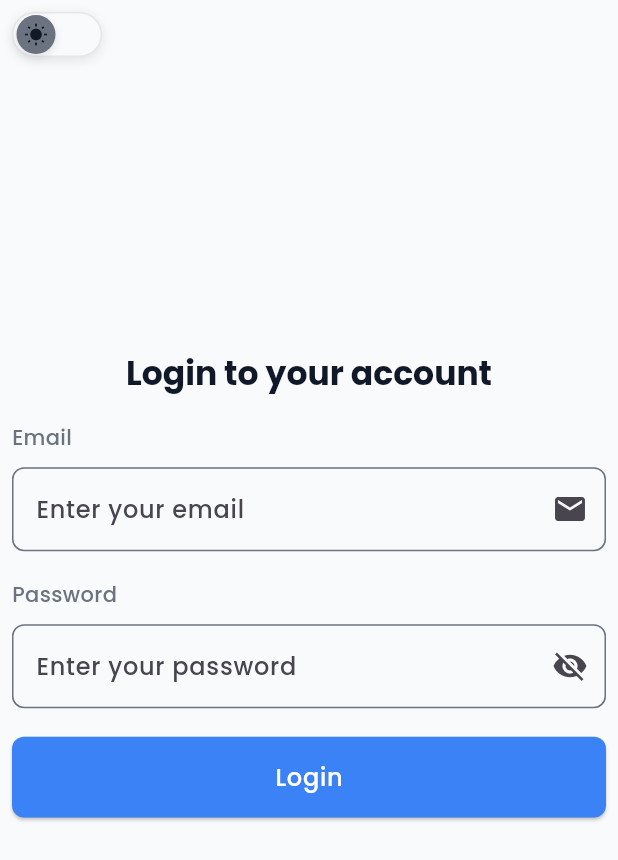
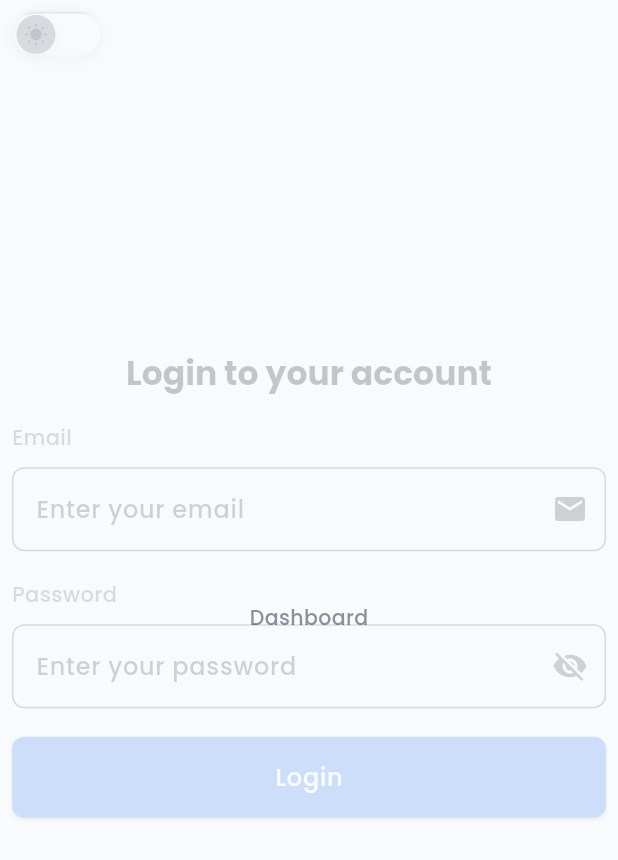
Before and after one commit to dev-KarimAhmed/az_task, a Flutter app: the LoginScreen screen opened directly, after a tap on "Login", on a phone screen of 412 x 824 dp. Shown: the top 860 px of the screen. Run offline on Flutter 3.47's test engine with Material 3 defaults, Android fonts, the phone set to English and light mode, and no system bars; our stand-ins replace flutter_bloc, flutter_screenutil, shared_preferences; missing offline and left inert: dart:ffi; accounts and stored records are empty.

Commit message:
Add dashboard screen and loading indicator; refactor login screen to use new components

```diff
--- /dev/null
+++ b/devtools_options.yaml
@@ -0,0 +1,3 @@
+description: This file stores settings for Dart & Flutter DevTools.
+documentation: https://docs.flutter.dev/tools/devtools/extensions#configure-extension-enablement-states
+extensions:
--- a/lib/core/routes/app_routes.dart
+++ b/lib/core/routes/app_routes.dart
@@ -2,6 +2,7 @@
 
 import 'package:az_task/core/routes/base_route.dart';
 import 'package:az_task/features/authentication/ui/views/login_screen.dart';
+import 'package:az_task/features/dashboard/ui/views/dashboard_screen.dart';
 import 'package:az_task/features/onboarding_screen/ui/views/last_view.dart';
 import 'package:az_task/features/onboarding_screen/ui/views/onboarding_view.dart';
 import 'package:az_task/features/splash_screen/ui/views/splash_view.dart';
@@ -26,6 +27,8 @@ class AppRoutes {
         return BaseRoute(page: const LastView());
       case loginScreen:
         return BaseRoute(page: LoginScreen());
+      case dashboardScreen:
+        return BaseRoute(page: const DashboardScreen());
       default:
         return null;
     }
--- a/lib/features/authentication/ui/views/login_screen.dart
+++ b/lib/features/authentication/ui/views/login_screen.dart
@@ -1,7 +1,10 @@
 import 'package:az_task/core/common/widgets/custom_btn.dart';
 import 'package:az_task/core/common/widgets/spaces.dart';
 import 'package:az_task/core/common/widgets/theme_toggle_switch.dart';
-import 'package:az_task/core/theme/app_colors.dart';
+import 'package:az_task/core/extensions/navigation_extenstion.dart';
+import 'package:az_task/core/routes/app_routes.dart';
+import 'package:az_task/features/authentication/ui/widgets/custom_animate_loading.dart';
+import 'package:az_task/features/authentication/ui/widgets/custom_txt_field.dart';
 import 'package:flutter/material.dart';
 import 'package:flutter_screenutil/flutter_screenutil.dart';
 
@@ -50,7 +53,6 @@ class _LoginScreenState extends State<LoginScreen> {
                     },
                     suffixIcon: const Icon(Icons.email),
                     keyboardType: TextInputType.emailAddress,
-                    controller: TextEditingController(),
                   ),
                   verticalSpace(16),
                   AuthenticationFormField(
@@ -82,25 +84,7 @@ class _LoginScreenState extends State<LoginScreen> {
                     width: double.infinity,
                     child:
                         isLoading
-                            ? Row(
-                              mainAxisAlignment: MainAxisAlignment.center,
-                              children: [
-                                SizedBox(
-                                  height: 20.h,
-                                  width: 20.w,
-                                  child: const CircularProgressIndicator(
-                                    color: Colors.white,
-                                  ),
-                                ),
-                                horizontalSpace(8),
-                                Text(
-                                  "Please Wait...",
-                                  style: TextTheme.of(
-                                    context,
-                                  ).bodyLarge?.copyWith(color: Colors.white),
-                                ),
-                              ],
-                            )
+                            ? CustomLoadingIndicator()
                             : Text(
                               "Login",
                               style: TextTheme.of(
@@ -116,6 +100,8 @@ class _LoginScreenState extends State<LoginScreen> {
                       setState(() {
                         isLoading = false;
                       });
+                      // ignore: use_build_context_synchronously
+                      context.pushReplacmentNamed(AppRoutes.dashboardScreen);
                     },
                   ),
                 ],
@@ -127,67 +113,3 @@ class _LoginScreenState extends State<LoginScreen> {
     );
   }
 }
-
-class AuthenticationFormField extends StatelessWidget {
-  const AuthenticationFormField({
-    super.key,
-    required this.title,
-    required this.hintText,
-    this.obscureText = false,
-    this.validator,
-    this.suffixIcon,
-    required this.keyboardType,
-    this.controller,
-    this.helperText,
-  });
-
-  final String title;
-  final String hintText;
-  final bool obscureText;
-  final String? Function(String?)? validator;
-  final Widget? suffixIcon;
-  final TextInputType keyboardType;
-  final TextEditingController? controller;
-  final String? helperText;
-  @override
-  Widget build(BuildContext context) {
-    return Column(
-      crossAxisAlignment: CrossAxisAlignment.start,
-      children: [
-        Text(title),
-        verticalSpace(8),
-        TextFormField(
-
-          cursorOpacityAnimates: true,
-          controller: controller,
-          obscureText: obscureText,
-          validator: validator,
-          cursorColor: AppColors.primary,
-          keyboardType: keyboardType,
-          decoration: InputDecoration(
-            helperText: helperText,
-            hintText: hintText,
-
-            border: OutlineInputBorder(
-              borderRadius: BorderRadius.circular(8.0),
-              borderSide: BorderSide(color: AppColors.secondary, width: 1.0),
-            ),
-            enabledBorder: OutlineInputBorder(
-              borderRadius: BorderRadius.circular(8.0),
-              borderSide: BorderSide(color: AppColors.secondary, width: 1.0),
-            ),
-            focusedBorder: OutlineInputBorder(
-              borderRadius: BorderRadius.circular(8.0),
-              borderSide: BorderSide(color: AppColors.secondary, width: 1.8),
-            ),
-            errorBorder: OutlineInputBorder(
-              borderRadius: BorderRadius.circular(8.0),
-              borderSide: BorderSide(color: Colors.red, width: 1.0),
-            ),
-            suffixIcon: suffixIcon,
-          ),
-        ),
-      ],
-    );
-  }
-}
--- /dev/null
+++ b/lib/features/authentication/ui/widgets/custom_animate_loading.dart
@@ -0,0 +1,98 @@
+
+import 'package:flutter/material.dart';
+
+class CustomLoadingIndicator extends StatefulWidget {
+  /// The size of the circular progress indicator.
+  /// If flutter_screenutil is used, consider using .w and .h for responsiveness.
+  final double spinnerSize;
+
+  /// The color of the circular progress indicator.
+  final Color spinnerColor;
+
+  /// The text displayed next to the spinner.
+  final String loadingText;
+
+  /// The color of the loading text.
+  final Color textColor;
+
+  /// The font size of the loading text.
+  final double? textSize;
+
+  /// The width of the space between the spinner and the text.
+  final double spacing;
+
+  const CustomLoadingIndicator({
+    super.key,
+    this.spinnerSize = 20.0,
+    this.spinnerColor = Colors.white,
+    this.loadingText = "Please Wait",
+    this.textColor = Colors.white,
+    this.textSize = 16.0,
+    this.spacing = 8.0,
+  });
+
+  @override
+  State<CustomLoadingIndicator> createState() => _CustomLoadingIndicatorState();
+}
+
+class _CustomLoadingIndicatorState extends State<CustomLoadingIndicator>
+    with SingleTickerProviderStateMixin {
+  late AnimationController _controller;
+  late Animation<int> _dotAnimation;
+
+  @override
+  void initState() {
+    super.initState();
+    // Initialize the animation controller for the ellipsis dots.
+    _controller = AnimationController(
+      vsync: this,
+      duration: const Duration(seconds: 4), // Cycle through dots every 2 second
+    )..repeat(
+      period: Duration(seconds: 2),
+    ); // Repeat the animation indefinitely
+
+    // Define the animation for the dots (0 to 3 dots).
+    _dotAnimation = IntTween(begin: 0, end: 3).animate(_controller);
+  }
+
+  @override
+  void dispose() {
+    // Dispose the animation controller to prevent memory leaks.
+    _controller.dispose();
+    super.dispose();
+  }
+
+  @override
+  Widget build(BuildContext context) {
+    return Row(
+      mainAxisAlignment: MainAxisAlignment.center,
+      children: [
+        // SizedBox to control the size of the CircularProgressIndicator.
+        SizedBox(
+          height: widget.spinnerSize,
+          width: widget.spinnerSize,
+          child: CircularProgressIndicator(
+            color: widget.spinnerColor,
+            strokeWidth: 2, // Default stroke width for the spinner
+          ),
+        ),
+        // Add horizontal space between the spinner and the text.
+        SizedBox(width: widget.spacing),
+        // AnimatedBuilder to update the text with dots dynamically.
+        AnimatedBuilder(
+          animation: _dotAnimation,
+          builder: (context, child) {
+            String dots = '.' * _dotAnimation.value;
+            return Text(
+              "${widget.loadingText}$dots",
+              style: Theme.of(context).textTheme.bodyLarge?.copyWith(
+                color: widget.textColor,
+                fontSize: widget.textSize,
+              ),
+            );
+          },
+        ),
+      ],
+    );
+  }
+}
--- /dev/null
+++ b/lib/features/authentication/ui/widgets/custom_txt_field.dart
@@ -0,0 +1,167 @@
+import 'package:az_task/core/common/widgets/spaces.dart';
+import 'package:az_task/core/theme/app_colors.dart';
+import 'package:flutter/material.dart';
+
+class AuthenticationFormField extends StatefulWidget {
+  const AuthenticationFormField({
+    super.key,
+    required this.title,
+    required this.hintText,
+    this.obscureText = false,
+    this.validator,
+    this.suffixIcon,
+    required this.keyboardType,
+    this.controller,
+    this.helperText,
+  });
+
+  final String title;
+  final String hintText;
+  final bool obscureText;
+  final String? Function(String?)? validator;
+  final Widget? suffixIcon;
+  final TextInputType keyboardType;
+  final TextEditingController? controller;
+  final String? helperText;
+
+  @override
+  State<AuthenticationFormField> createState() =>
+      _AuthenticationFormFieldState();
+}
+
+class _AuthenticationFormFieldState extends State<AuthenticationFormField>
+    with SingleTickerProviderStateMixin {
+  late FocusNode _focusNode;
+  late TextEditingController _internalController;
+  late AnimationController _typingAnimationController;
+  late Animation<int> _dotAnimation;
+  bool _isTyping = false; // To control when the animation should be active
+
+  @override
+  void initState() {
+    super.initState();
+    // Use the provided controller or create an internal one if not provided
+    _internalController = widget.controller ?? TextEditingController();
+    _focusNode = FocusNode();
+
+    // Initialize animation controller for the typing dots
+    _typingAnimationController = AnimationController(
+      vsync: this,
+      duration: const Duration(
+        milliseconds: 1500,
+      ), // Faster animation for typing
+    );
+    _dotAnimation = IntTween(
+      begin: 0,
+      end: 3,
+    ).animate(_typingAnimationController);
+
+    // Listen to focus changes
+    _focusNode.addListener(_handleFocusChange);
+    // Listen to text changes to determine if user is typing
+    _internalController.addListener(_handleTextChange);
+  }
+
+  void _handleFocusChange() {
+    setState(() {
+      // If focused and text is not empty, or if text is empty but field is focused,
+      // consider it 'typing' for the animation.
+      _isTyping = _focusNode.hasFocus && _internalController.text.isNotEmpty;
+      if (_isTyping) {
+        _typingAnimationController.repeat();
+      } else {
+        _typingAnimationController.stop();
+        _typingAnimationController.value = 0; // Reset animation when not typing
+      }
+    });
+  }
+
+  void _handleTextChange() {
+    setState(() {
+      _isTyping = _focusNode.hasFocus && _internalController.text.isNotEmpty;
+      if (_isTyping && !_typingAnimationController.isAnimating) {
+        _typingAnimationController.repeat();
+      } else if (!_isTyping && _typingAnimationController.isAnimating) {
+        _typingAnimationController.stop();
+        _typingAnimationController.value = 0;
+      }
+    });
+  }
+
+  @override
+  void dispose() {
+    _focusNode.removeListener(_handleFocusChange);
+    _internalController.removeListener(_handleTextChange);
+    _focusNode.dispose();
+    if (widget.controller == null) {
+      // Only dispose if we created it internally
+      _internalController.dispose();
+    }
+    _typingAnimationController.dispose();
+    super.dispose();
+  }
+
+  @override
+  Widget build(BuildContext context) {
+    return Column(
+      crossAxisAlignment: CrossAxisAlignment.start,
+      children: [
+        Text(widget.title),
+        verticalSpace(8),
+        TextFormField(
+          cursorOpacityAnimates: true,
+          magnifierConfiguration: const TextMagnifierConfiguration(
+            shouldDisplayHandlesInMagnifier: true,
+          ),
+          controller: _internalController,
+          focusNode: _focusNode, // Assign the focus node
+          obscureText: widget.obscureText,
+          validator: widget.validator,
+          cursorColor: AppColors.primary,
+          keyboardType: widget.keyboardType,
+          decoration: InputDecoration(
+            helperText: widget.helperText,
+            hintText: widget.hintText,
+            border: OutlineInputBorder(
+              borderRadius: BorderRadius.circular(8.0),
+              borderSide: BorderSide(color: AppColors.secondary, width: 1.0),
+            ),
+            enabledBorder: OutlineInputBorder(
+              borderRadius: BorderRadius.circular(8.0),
+              borderSide: BorderSide(color: AppColors.secondary, width: 1.0),
+            ),
+            focusedBorder: OutlineInputBorder(
+              borderRadius: BorderRadius.circular(8.0),
+              borderSide: BorderSide(color: AppColors.secondary, width: 1.8),
+            ),
+            errorBorder: OutlineInputBorder(
+              borderRadius: BorderRadius.circular(8.0),
+              borderSide: BorderSide(color: Colors.red, width: 1.0),
+            ),
+            // Conditionally show typing animation or the provided suffixIcon
+            suffixIcon:
+                widget.suffixIcon ??
+                (_isTyping
+                    ? AnimatedBuilder(
+                      animation: _dotAnimation,
+                      builder: (context, child) {
+                        String dots = '.' * _dotAnimation.value;
+                        return Padding(
+                          padding: const EdgeInsets.only(right: 8.0),
+                          child: Text(
+                            dots,
+                            style: TextStyle(
+                              color: AppColors.primary,
+                              fontSize: 16,
+                            ),
+                          ),
+                        );
+                      },
+                    )
+                    : null),
+          ),
+        ),
+      ],
+    );
+  }
+}
--- /dev/null
+++ b/lib/features/dashboard/ui/views/dashboard_screen.dart
@@ -0,0 +1,12 @@
+import 'package:flutter/material.dart';
+
+class DashboardScreen extends StatelessWidget {
+  const DashboardScreen({super.key});
+
+  @override
+  Widget build(BuildContext context) {
+    return const Scaffold(
+      body: Center(child: Text('Dashboard')),
+    );
+  }
+}
```
Also changed, not shown: lib/az_task.dart (+10 -7 lines).
